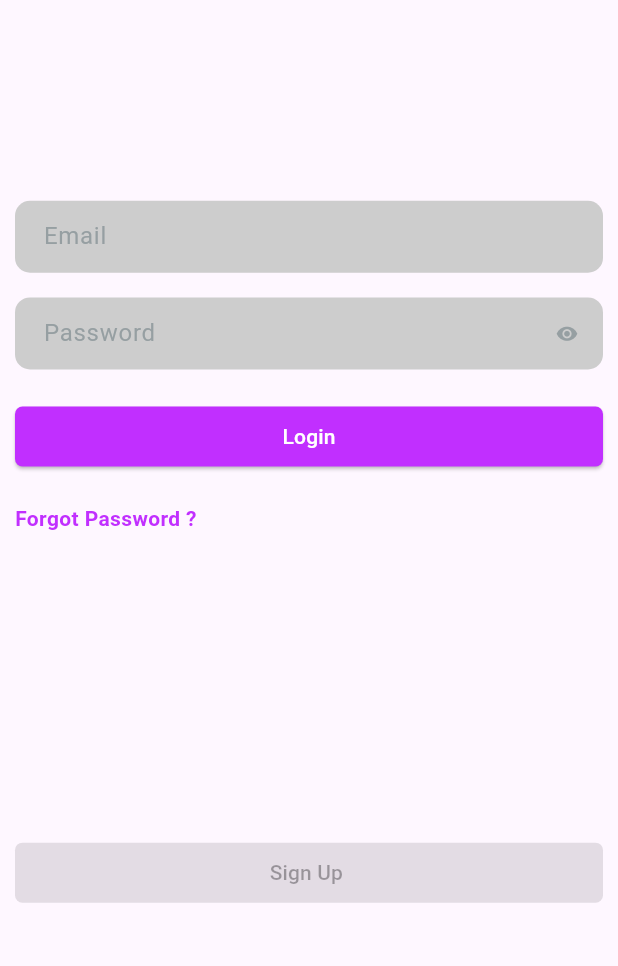
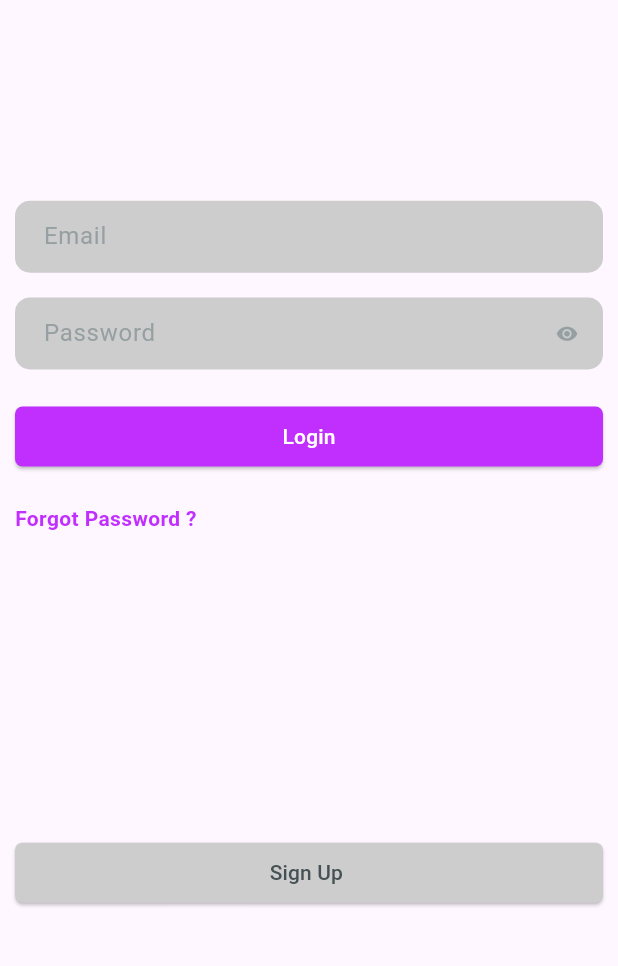
Before and after one commit to lypsisrudiansyah/flutter_lypsisbook, a Flutter app: the screen it shows after launch, on a phone screen of 412 x 824 dp, the part 177-1143 px from its top. Run offline on Flutter 3.47's test engine with Material 2 defaults, Android fonts, the phone set to English and light mode, and no system bars; our stand-ins replace carousel_slider, flutter_animate, google_fonts.

Commit message:
refactor: login,register and lypsisbutton

```diff
--- a/lib/module/login/view/login_view.dart
+++ b/lib/module/login/view/login_view.dart
@@ -5,7 +5,6 @@ import 'package:flutter_lypsisbook/shared/widget/r_text_field.dart';
 import 'package:google_fonts/google_fonts.dart';
 import '../../../shared/widget/lypsis_button_fw.dart';
 import '../../../shared/widget/r_password_field.dart';
-import '../controller/login_controller.dart';
 
 class LoginView extends StatefulWidget {
   const LoginView({Key? key}) : super(key: key);
@@ -60,19 +59,6 @@ class LoginView extends StatefulWidget {
                   ],
                 ),
                 SizedBox(height: mqH * 0.16),
-                /* Container(
-                  padding: const EdgeInsets.all(16.0),
-                  decoration: const BoxDecoration(borderRadius: BorderRadius.all(Radius.circular(10)), color: disabledColor),
-                  child: TextFormField(
-                    decoration: const InputDecoration.collapsed(
-                      hintText: "Email",
-                      hintStyle: TextStyle(
-                        color: secondaryColor,
-                      ),
-                    ),
-                    onChanged: (value) {},
-                  ),
-                ), */
                 RTextField(
                   hintText: 'Email',
                   hintColor: secondaryColor,
@@ -96,8 +82,12 @@ class LoginView extends StatefulWidget {
                 SizedBox(height: mqH * 0.25),
                 LypsisButtonFW(
                   text: "Sign Up ",
-                  onPressed: () {},
-                  isDisabled: true,
+                  color: disabledColor,
+                  onPressed: () {
+                    Navigator.push(context, MaterialPageRoute(builder: (context) => const RegisterView()));
+                  },
+                  // isDisabled: true,
+                  textColor: disabledTextColor,
                 ),
               ],
             ),
--- a/lib/module/register/view/register_view.dart
+++ b/lib/module/register/view/register_view.dart
@@ -1,4 +1,3 @@
-
 import 'package:flutter/material.dart';
 import 'package:flutter_lypsisbook/core.dart';
 import '../controller/register_controller.dart';
--- a/lib/shared/widget/lypsis_button_fw.dart
+++ b/lib/shared/widget/lypsis_button_fw.dart
@@ -7,9 +7,11 @@ class LypsisButtonFW extends StatelessWidget {
   final String text;
   final VoidCallback onPressed;
   final Color? color;
+  final Color? textColor;
   final bool isDisabled;
 
-  const LypsisButtonFW({Key? key, required this.text, required this.onPressed, this.color, this.isDisabled = false}) : super(key: key);
+  const LypsisButtonFW({Key? key, required this.text, required this.onPressed, this.color, this.isDisabled = false, this.textColor})
+      : super(key: key);
 
   @override
   Widget build(BuildContext context) {
@@ -18,13 +20,14 @@ class LypsisButtonFW extends StatelessWidget {
       height: 40,
       child: ElevatedButton(
         style: ElevatedButton.styleFrom(
-          foregroundColor: Colors.white,
+          foregroundColor: textColor ?? Colors.white,
           backgroundColor: (color ?? primaryColor),
           shape: const RoundedRectangleBorder(
             borderRadius: BorderRadius.all(
               Radius.circular(5.0),
             ),
           ),
+          // textStyle: TextStyle(color: textColor ?? Colors.white),
         ),
         onPressed: isDisabled == false ? onPressed : null,
         child: Text(text),
```
Lines whose indentation alone changed are shown as unchanged.
